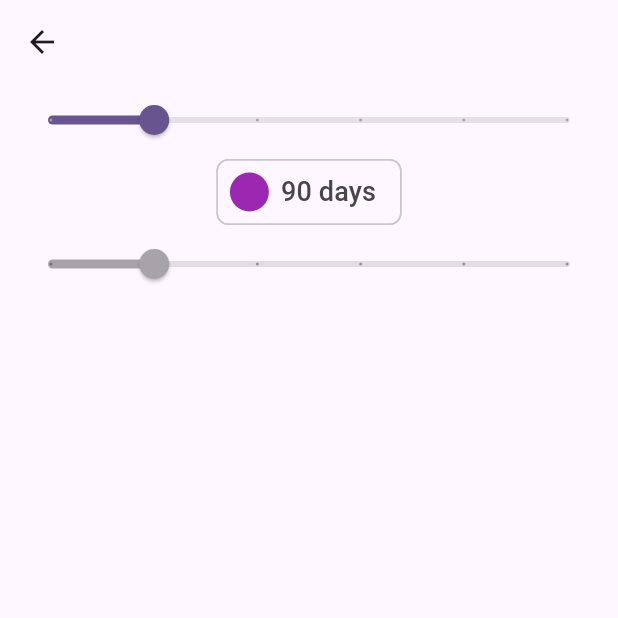
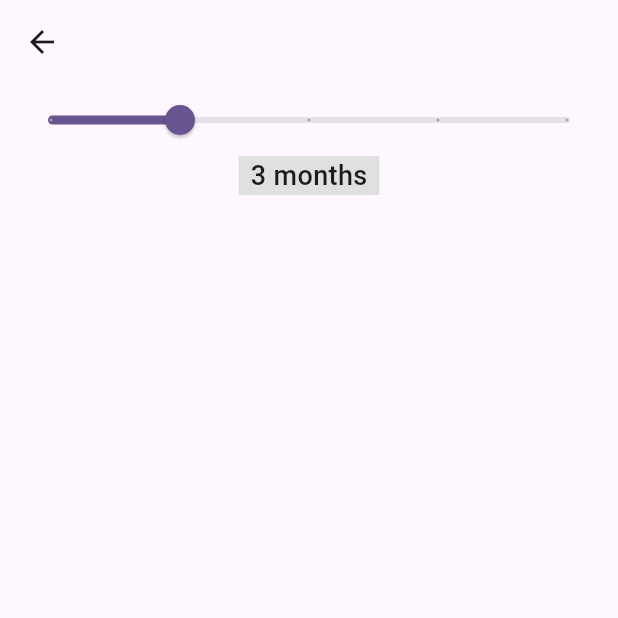
Before and after one commit to rexfilius/study_flutter, a Flutter app: the screen it shows after launch, after a tap on "Sliders", on a phone screen of 412 x 824 dp, the top half of it. Run offline on Flutter 3.47's test engine with Material 3 defaults, Android fonts, the phone set to English and light mode, and no system bars; our stand-ins replace equatable, flutter_hooks, hooks_riverpod, shared_preferences.

Commit message:
add refactor

```diff
--- a/lib/pages/future_provider/future_provider_page.dart
+++ b/lib/pages/future_provider/future_provider_page.dart
@@ -8,7 +8,7 @@ class FutureProviderPage extends ConsumerWidget {
   Widget build(BuildContext context, WidgetRef ref) {
     return Scaffold(
       appBar: AppBar(),
-      body: Column(
+      body: const Column(
         mainAxisAlignment: MainAxisAlignment.center,
       ),
     );
--- a/lib/pages/sliders/sliders_page.dart
+++ b/lib/pages/sliders/sliders_page.dart
@@ -9,8 +9,8 @@ class SlidersPage extends ConsumerStatefulWidget {
 }
 
 class _SlidersPageState extends ConsumerState<SlidersPage> {
-  final durationList = ['60', '90', '180', '270', '360'];
-  double durationSliderValue = 1;
+  final stringList = ['60', '90', '180', '270', '360'];
+  double sliderValue = 1;
 
   @override
   Widget build(BuildContext context) {
@@ -21,36 +21,29 @@ class _SlidersPageState extends ConsumerState<SlidersPage> {
         child: Column(
           children: [
             Slider(
-              value: durationSliderValue,
-              max: (durationList.length - 1).toDouble(),
-              divisions: durationList.length,
-              label: durationSliderValue.round().toString(),
+              value: sliderValue,
+              max: (stringList.length - 1).toDouble(),
+              divisions: stringList.length - 1,
+              label: '${stringList[sliderValue.round()]} days',
               onChanged: (double value) {
                 setState(() {
-                  durationSliderValue = value;
+                  sliderValue = value;
                 });
+                //print(stringList[sliderValue.round()]);
               },
             ),
-            // Text(
-            //   'Index: ${durationSliderValue.round()}',
-            //   style: const TextStyle(fontSize: 18, fontWeight: FontWeight.w500),
-            // ),
-            Chip(
-              avatar: const CircleAvatar(backgroundColor: Colors.purple),
-              label: Text(
-                '${durationList[durationSliderValue.round()]} days',
+            Container(
+              decoration: BoxDecoration(
+                color: Colors.grey.shade300,
+              ),
+              padding: const EdgeInsets.only(left: 8.0, right: 8.0),
+              child: Text(
+                '${stringList[sliderValue.round()]} days'.monthString(),
                 style: const TextStyle(
                   fontSize: 18,
                   fontWeight: FontWeight.w500,
                 ),
               ),
-            ),
-            Slider(
-              value: durationSliderValue,
-              max: (durationList.length - 1).toDouble(),
-              divisions: durationList.length,
-              label: durationSliderValue.round().toString(),
-              onChanged: null,
             ),
           ],
         ),
@@ -58,3 +51,24 @@ class _SlidersPageState extends ConsumerState<SlidersPage> {
     );
   }
 }
+
+/// DISABLED SLIDER WIDGET
+// Slider(
+//   value: durationSliderValue,
+//   max: (durationList.length - 1).toDouble(),
+//   divisions: durationList.length,
+//   label: durationSliderValue.round().toString(),
+//   onChanged: null,
+// ),
+
+extension Splitter on String {
+  String monthString() {
+    final splitt = split(' ');
+    final string1 = splitt[0];
+
+    final parse1 = int.parse(string1);
+    final div1 = parse1 ~/ 30;
+
+    return '$div1 months';
+  }
+}
```
